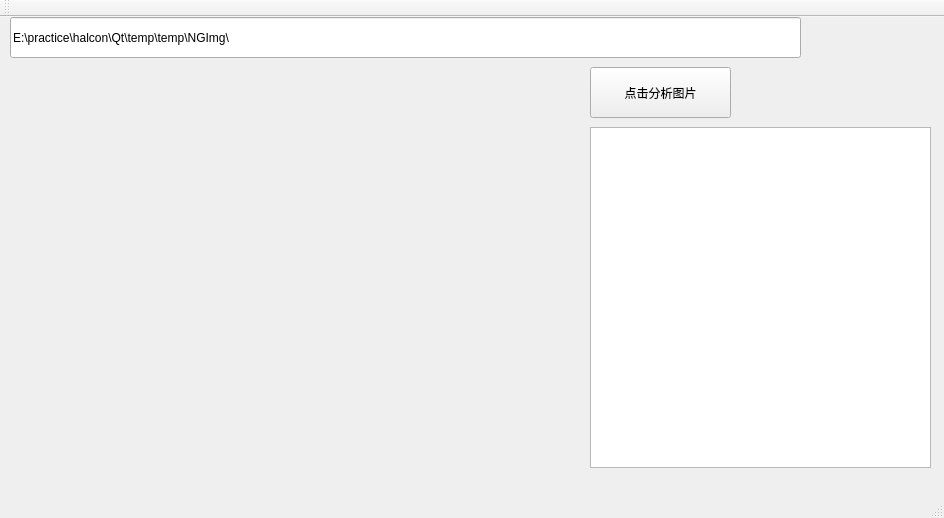
This is Qt/HalconAlgoTest_使用HalconWindow/src/HalconAlgoTest/HalconAlgoTest.ui in Z-eddy/HalconAlgorithm as Qt 5 draws it before an edit. The edited form follows.
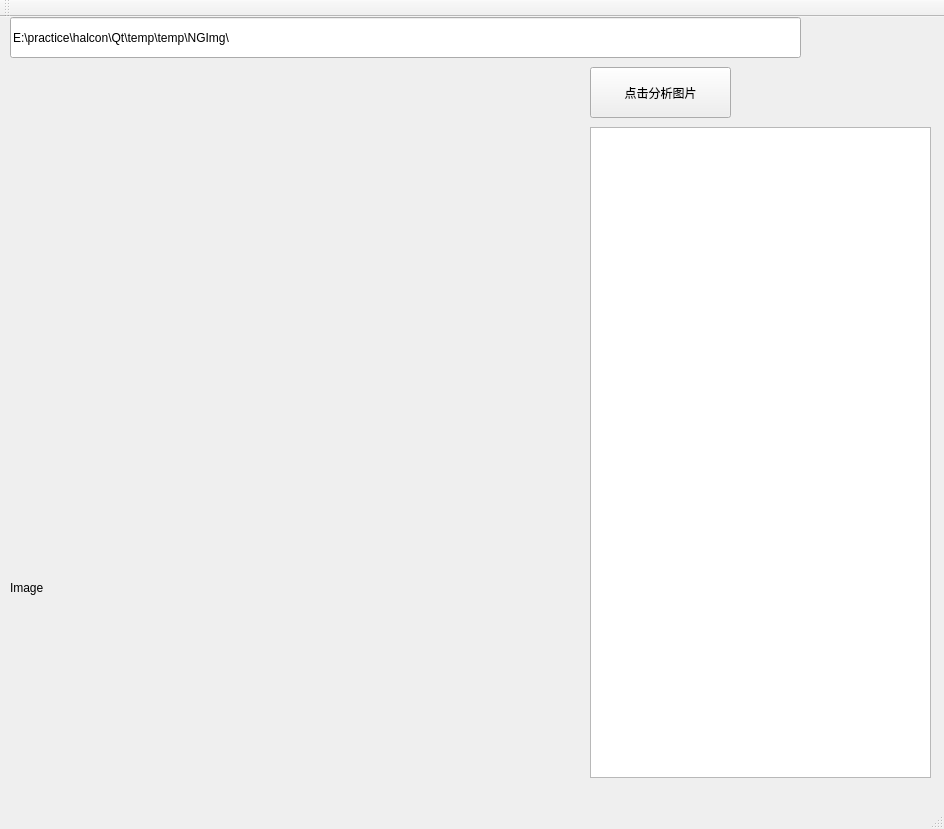
This is the edited form.

Commit message: 增加强制使用cpu进行解析，hImage2Pixmap使用值复制

The edit to the form file:
```diff
--- a/Qt/HalconAlgoTest_使用HalconWindow/src/HalconAlgoTest/HalconAlgoTest.ui
+++ b/Qt/HalconAlgoTest_使用HalconWindow/src/HalconAlgoTest/HalconAlgoTest.ui
@@ -7,7 +7,7 @@
     <x>0</x>
     <y>0</y>
     <width>944</width>
-    <height>518</height>
+    <height>829</height>
    </rect>
   </property>
   <property name="windowTitle">
@@ -46,7 +46,7 @@
       <x>10</x>
       <y>50</y>
       <width>571</width>
-      <height>401</height>
+      <height>331</height>
      </rect>
     </property>
    </widget>
@@ -56,10 +56,23 @@
       <x>590</x>
       <y>110</y>
       <width>341</width>
-      <height>341</height>
+      <height>651</height>
      </rect>
     </property>
    </widget>
+   <widget class="QLabel" name="labImage">
+    <property name="geometry">
+     <rect>
+      <x>10</x>
+      <y>380</y>
+      <width>571</width>
+      <height>381</height>
+     </rect>
+    </property>
+    <property name="text">
+     <string>Image</string>
+    </property>
+   </widget>
   </widget>
   <widget class="QMenuBar" name="menuBar">
    <property name="geometry">
```
The commit also changes 4 other files.
